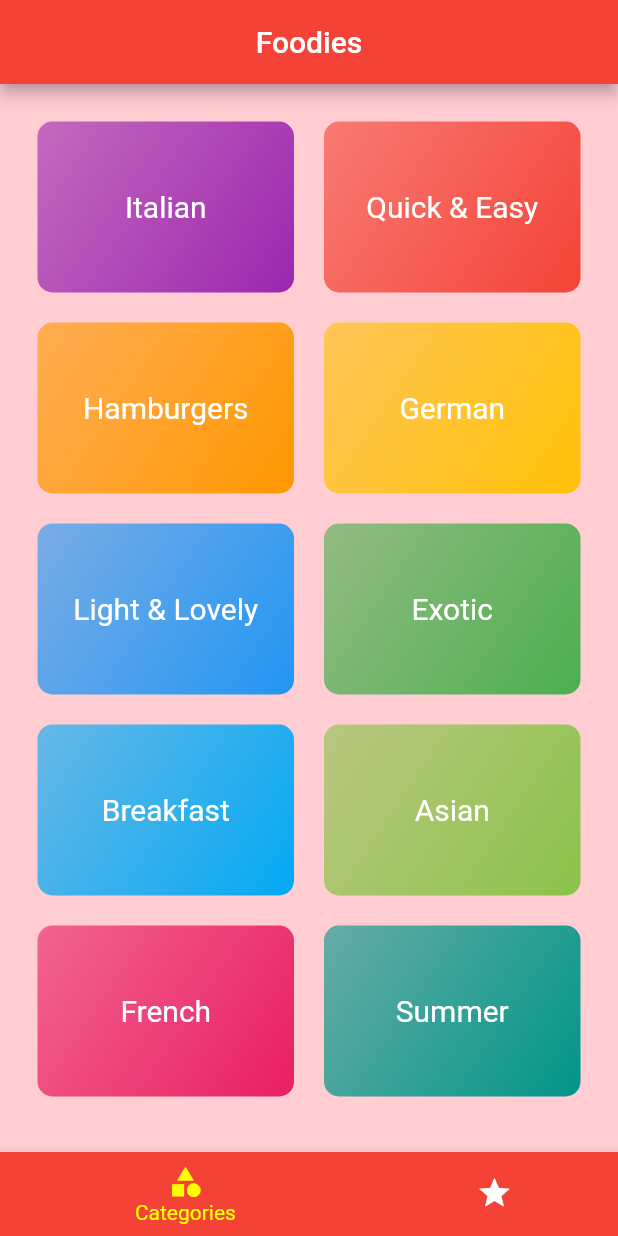
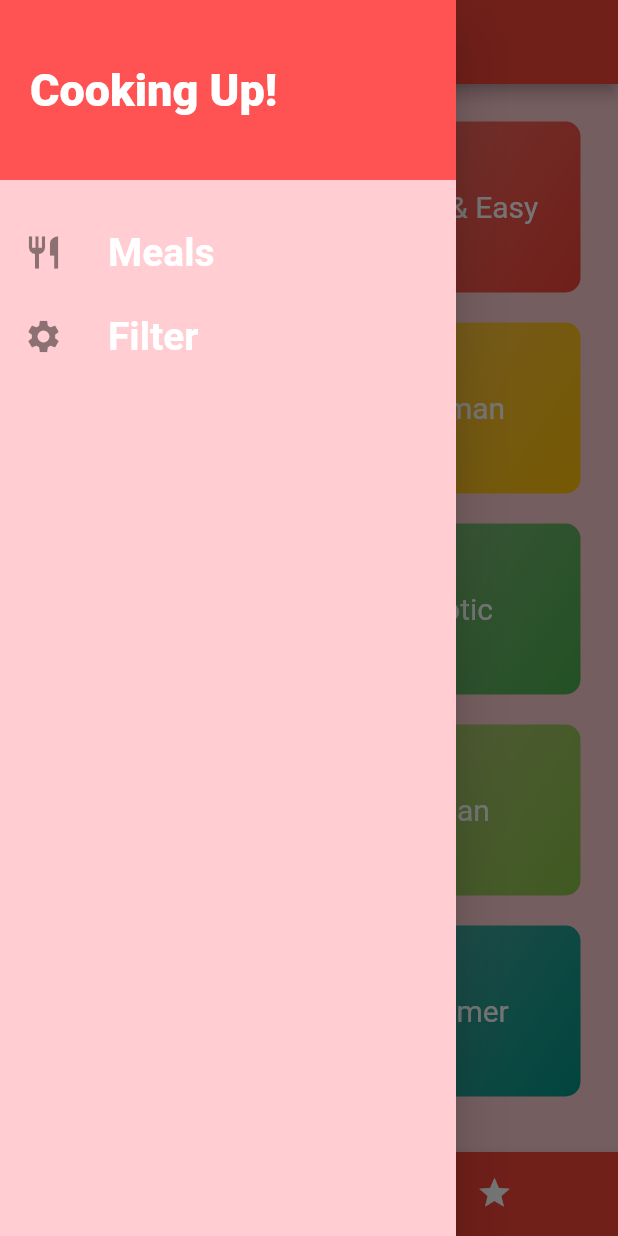
Before and after one commit to azim2429/Shop-App, a Flutter app: the screen it shows after launch, with the side drawer open (before the commit the screen has no drawer), on a phone screen of 412 x 824 dp. Run offline on Flutter 3.47's test engine with Material 2 defaults, Android fonts, the phone set to English and light mode, and no system bars.

Commit message:
Filter Screen Completed

```diff
--- a/lib/main.dart
+++ b/lib/main.dart
@@ -1,5 +1,5 @@
 import 'package:flutter/material.dart';
-import 'file:///D:/Project/budget/shop_app/lib/screen/categories_screen.dart';
+import 'package:shopapp/screen/filters_screen.dart';
 import 'file:///D:/Project/budget/shop_app/lib/screen/category_meals_item.dart';
 import 'package:shopapp/screen/meal_detail_item.dart';
 import 'package:shopapp/screen/tabs_screen.dart';
@@ -15,7 +15,7 @@ class MyApp extends StatelessWidget {
     return MaterialApp(
       title: 'Foodies',
       theme: ThemeData(
-        primarySwatch: Colors.orange,
+        primarySwatch: Colors.red,
         accentColor: Colors.yellowAccent,
         canvasColor: Colors.red[100],
         textTheme: ThemeData.light().textTheme.copyWith(
@@ -33,6 +33,7 @@ class MyApp extends StatelessWidget {
         '/': (ctx) => TabScreen(),
         '/category_meal_item': (ctx) => CategoryMealScreen(),
         MealDetailScreen.routeName: (ctx) => MealDetailScreen(),
+        FilterScreen.routeName:(ctx) => FilterScreen(),
       },
       debugShowCheckedModeBanner: false,
     );
--- a/lib/screen/categories_screen.dart
+++ b/lib/screen/categories_screen.dart
@@ -6,13 +6,6 @@ class CategoriesScreen extends StatelessWidget {
   @override
   Widget build(BuildContext context) {
     return Scaffold(
-      appBar: AppBar(
-          centerTitle: true,
-          backgroundColor: Colors.red,
-          title: Text(
-            'Foodies',
-            style: TextStyle(color: Colors.white),
-          )),
       body: GridView(
         padding: EdgeInsets.all(25),
         children: DUMMY_CATEGORIES
--- a/lib/screen/tabs_screen.dart
+++ b/lib/screen/tabs_screen.dart
@@ -1,6 +1,7 @@
 import 'package:flutter/material.dart';
 import 'package:shopapp/screen/categories_screen.dart';
 import 'package:shopapp/screen/favourite.dart';
+import 'package:shopapp/widgets/main_drawer.dart';
 
 class TabScreen extends StatefulWidget {
   @override
@@ -10,9 +11,15 @@ class TabScreen extends StatefulWidget {
 class _TabScreenState extends State<TabScreen> {
 
 
-  final List<Widget> _pages = [
-    CategoriesScreen(),
-    Favourite(),
+  final List<Map<String, Object>> _pages = [
+    {
+      'page': CategoriesScreen(),
+      'title': 'Categories',
+    },
+    {
+      'page': Favourite(),
+      'title': 'Your Favorite',
+    },
   ];
   int _selectedPageIndex = 0;
   void _selectPage(int index){
@@ -20,11 +27,16 @@ class _TabScreenState extends State<TabScreen> {
          _selectedPageIndex = index;
        });
   }
-
   @override
   Widget build(BuildContext context) {
     return Scaffold(
-      body: _pages[_selectedPageIndex],
+      drawer:MainDrawer(),
+      appBar: AppBar(
+        title: Text(_pages[_selectedPageIndex]['title'],style: TextStyle(color: Colors.white),),
+        backgroundColor: Colors.red,
+
+      ),
+      body: _pages[_selectedPageIndex]['page'],
       bottomNavigationBar: BottomNavigationBar(
         selectedItemColor: Colors.yellowAccent,
         unselectedItemColor: Colors.white,
--- /dev/null
+++ b/lib/widgets/main_drawer.dart
@@ -0,0 +1,57 @@
+import 'package:flutter/material.dart';
+import 'package:shopapp/screen/filters_screen.dart';
+
+class MainDrawer extends StatelessWidget {
+  @override
+  Widget build(BuildContext context) {
+    return Drawer(
+      child: Column(
+        children: [
+          Container(
+            color: Colors.redAccent,
+            height: 120,
+            width: double.infinity,
+            padding: EdgeInsets.all(20),
+            alignment: Alignment.centerLeft,
+            child: Text(
+              'Cooking Up!',
+              style: TextStyle(
+                  fontWeight: FontWeight.w900,
+                  fontSize: 30,
+                  color: Colors.white),
+            ),
+          ),
+          SizedBox(height: 20),
+          ListTile(
+            onTap: (){
+              Navigator.of(context).pushReplacementNamed('/');
+            },
+            leading: Icon(Icons.restaurant, size: 26),
+            title: Text(
+              'Meals',
+              style: TextStyle(
+                color: Colors.white,
+                fontSize: 26,
+                fontWeight: FontWeight.bold,
+              ),
+            ),
+          ),
+          ListTile(
+            onTap: (){
+              Navigator.of(context).pushReplacementNamed(FilterScreen.routeName);
+            },
+            leading: Icon(Icons.settings, size: 26),
+            title: Text(
+              'Filter',
+              style: TextStyle(
+                color: Colors.white,
+                fontSize: 26,
+                fontWeight: FontWeight.bold,
+              ),
+            ),
+          )
+        ],
+      ),
+    );
+  }
+}
```
Also changed, not shown: lib/screen/favourite.dart (+0 -7 lines), lib/screen/filters_screen.dart (added, +79 -0 lines).
